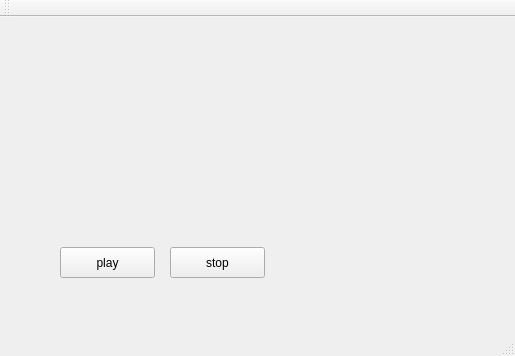
First picture: the form in Sequencer/mainwindow.ui, repository rokthewok/ECE4974, before the edit.
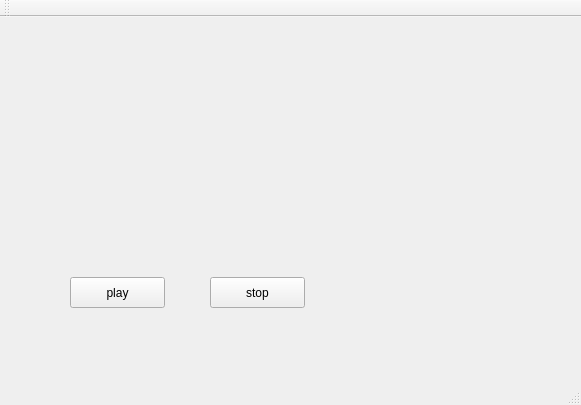
Second picture: the form after the edit.

Diff of the .ui file:
```diff
--- a/Sequencer/mainwindow.ui
+++ b/Sequencer/mainwindow.ui
@@ -6,8 +6,8 @@
    <rect>
     <x>0</x>
     <y>0</y>
-    <width>515</width>
-    <height>356</height>
+    <width>581</width>
+    <height>405</height>
    </rect>
   </property>
   <property name="windowTitle">
@@ -17,8 +17,8 @@
    <widget class="QPushButton" name="playButton">
     <property name="geometry">
      <rect>
-      <x>60</x>
-      <y>230</y>
+      <x>70</x>
+      <y>260</y>
       <width>95</width>
       <height>31</height>
      </rect>
@@ -30,8 +30,8 @@
    <widget class="QPushButton" name="stopButton">
     <property name="geometry">
      <rect>
-      <x>170</x>
-      <y>230</y>
+      <x>210</x>
+      <y>260</y>
       <width>95</width>
       <height>31</height>
      </rect>
@@ -40,6 +40,17 @@
      <string>stop</string>
     </property>
    </widget>
+   <widget class="QWidget" name="gridLayoutWidget">
+    <property name="geometry">
+     <rect>
+      <x>20</x>
+      <y>30</y>
+      <width>381</width>
+      <height>221</height>
+     </rect>
+    </property>
+    <layout class="QGridLayout" name="gridLayout"/>
+   </widget>
   </widget>
   <widget class="QMenuBar" name="menuBar">
    <property name="geometry">
```
Left out of the diff: 2 changed lines with no effect on the pictures.
